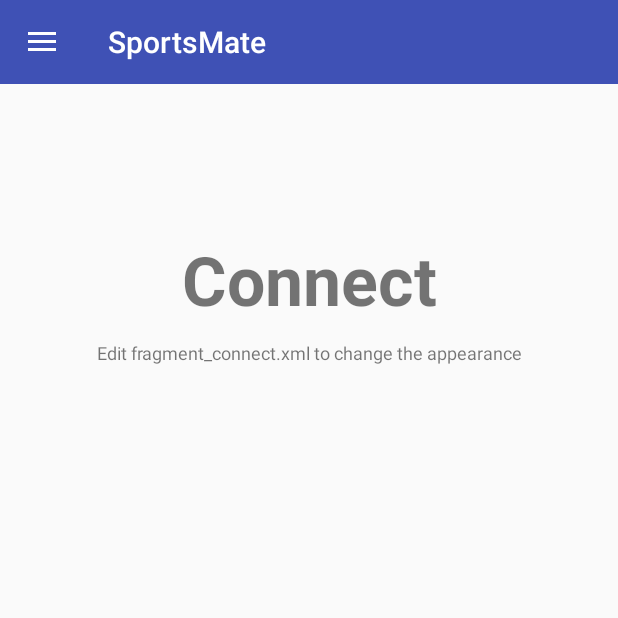
After one commit to mash-up-kr/sports-mate-android, an Android app: the fragment ConnectFragment placed in its activity, on a phone screen of 412 x 824 dp, the top half of it. The commit adds this screen. Run offline under Robolectric (Android 15) with nearby library versions, the phone set to English and light mode, and no system bars.

Commit message:
햄버거 버튼 추가

```diff
--- /dev/null
+++ b/app/src/main/java/kr/mashup/sportsmate/app/home/ConnectFragment.java
@@ -0,0 +1,27 @@
+package kr.mashup.sportsmate.app.home;
+
+import android.os.Bundle;
+import android.support.v4.app.Fragment;
+import android.view.LayoutInflater;
+import android.view.View;
+import android.view.ViewGroup;
+
+import kr.mashup.sportsmate.R;
+
+/**
+ * Created by anupamchugh on 10/12/15.
+ */
+public class ConnectFragment extends Fragment {
+
+    public ConnectFragment() {
+    }
+
+    @Override
+    public View onCreateView(LayoutInflater inflater, ViewGroup container, Bundle savedInstanceState) {
+
+        View rootView = inflater.inflate(R.layout.fragment_connect, container, false);
+
+        return rootView;
+    }
+
+}
--- /dev/null
+++ b/app/src/main/java/kr/mashup/sportsmate/app/home/DataModel.java
@@ -0,0 +1,14 @@
+package kr.mashup.sportsmate.app.home;
+
+/**
+ * Created by anupamchugh on 10/12/15.
+ */
+public class DataModel {
+
+    public String name;
+
+    // Constructor.
+    public DataModel(String name) {
+        this.name = name;
+    }
+}
--- /dev/null
+++ b/app/src/main/java/kr/mashup/sportsmate/app/home/DrawerItemCustomAdapter.java
@@ -0,0 +1,45 @@
+package kr.mashup.sportsmate.app.home;
+
+import android.app.Activity;
+import android.content.Context;
+import android.view.LayoutInflater;
+import android.view.View;
+import android.view.ViewGroup;
+import android.widget.ArrayAdapter;
+import android.widget.TextView;
+
+import kr.mashup.sportsmate.R;
+
+/**
+ * Created by anupamchugh on 10/12/15.
+ */
+public class DrawerItemCustomAdapter extends ArrayAdapter<DataModel> {
+
+    Context mContext;
+    int layoutResourceId;
+    DataModel data[] = null;
+
+    public DrawerItemCustomAdapter(Context mContext, int layoutResourceId, DataModel[] data) {
+        super(mContext, layoutResourceId, data);
+        this.layoutResourceId = layoutResourceId;
+        this.mContext = mContext;
+        this.data = data;
+    }
+
+    @Override
+    public View getView(int position, View convertView, ViewGroup parent) {
+
+        View listItem = convertView;
+
+        LayoutInflater inflater = ((Activity) mContext).getLayoutInflater();
+        listItem = inflater.inflate(layoutResourceId, parent, false);
+
+        TextView textViewName = (TextView) listItem.findViewById(R.id.textViewName);
+
+        DataModel folder = data[position];
+
+        textViewName.setText(folder.name);
+
+        return listItem;
+    }
+}
--- a/app/src/main/java/kr/mashup/sportsmate/app/home/HomeActivity.java
+++ b/app/src/main/java/kr/mashup/sportsmate/app/home/HomeActivity.java
@@ -1,23 +1,133 @@
 package kr.mashup.sportsmate.app.home;
 
+
 import android.os.Bundle;
-import android.support.annotation.Nullable;
+import android.support.v4.app.Fragment;
+import android.support.v4.app.FragmentManager;
+import android.support.v4.widget.DrawerLayout;
+import android.support.v7.app.AppCompatActivity;
+import android.support.v7.widget.Toolbar;
+import android.util.Log;
+import android.view.MenuItem;
+import android.view.View;
+import android.widget.AdapterView;
+import android.widget.ListView;
 
-import com.bigstark.cycler.CyclerActivity;
-
-import butterknife.ButterKnife;
 import kr.mashup.sportsmate.R;
 
-/**
- * Created by bigstark on 2017. 3. 4..
- */
+public class HomeActivity extends AppCompatActivity {
 
-public class HomeActivity extends CyclerActivity {
+    private String[] mNavigationDrawerItemTitles;
+    private DrawerLayout mDrawerLayout;
+    private ListView mDrawerList;
+    Toolbar toolbar;
+    private CharSequence mDrawerTitle;
+    private CharSequence mTitle;
+    android.support.v7.app.ActionBarDrawerToggle mDrawerToggle;
 
     @Override
-    protected void onCreate(@Nullable Bundle savedInstanceState) {
+    protected void onCreate(Bundle savedInstanceState) {
         super.onCreate(savedInstanceState);
         setContentView(R.layout.home_main);
-        setUnbinder(ButterKnife.bind(this));
+        mTitle = mDrawerTitle = getTitle();
+        mNavigationDrawerItemTitles= getResources().getStringArray(R.array.navigation_drawer_items_array);
+        mDrawerLayout = (DrawerLayout) findViewById(R.id.drawer_layout);
+        mDrawerList = (ListView) findViewById(R.id.left_drawer);
+
+        setupToolbar();
+
+        DataModel[] drawerItem = new DataModel[3];
+
+        drawerItem[0] = new DataModel("내가 쓴 글");
+        drawerItem[1] = new DataModel("내가 댓글 단 글");
+        drawerItem[2] = new DataModel("공지사항");
+        getSupportActionBar().setDisplayHomeAsUpEnabled(false);
+        getSupportActionBar().setHomeButtonEnabled(true);
+
+        DrawerItemCustomAdapter adapter = new DrawerItemCustomAdapter(this, R.layout.list_view_item_row, drawerItem);
+        mDrawerList.setAdapter(adapter);
+        mDrawerList.setOnItemClickListener(new DrawerItemClickListener());
+        mDrawerLayout = (DrawerLayout) findViewById(R.id.drawer_layout);
+        mDrawerLayout.setDrawerListener(mDrawerToggle);
+        setupDrawerToggle();
+
+
     }
+
+    private class DrawerItemClickListener implements ListView.OnItemClickListener {
+
+        @Override
+        public void onItemClick(AdapterView<?> parent, View view, int position, long id) {
+            selectItem(position);
+        }
+
+    }
+
+    private void selectItem(int position) {
+
+        Fragment fragment = null;
+
+        switch (position) {
+            case 0:
+                fragment = new ConnectFragment();
+                break;
+            case 1:
+                fragment = new FixturesFragment();
+                break;
+            case 2:
+                fragment = new TableFragment();
+                break;
+
+            default:
+                break;
+        }
+
+        if (fragment != null) {
+            FragmentManager fragmentManager = getSupportFragmentManager();
+            fragmentManager.beginTransaction().replace(R.id.content_frame, fragment).commit();
+
+            mDrawerList.setItemChecked(position, true);
+            mDrawerList.setSelection(position);
+            setTitle(mNavigationDrawerItemTitles[position]);
+            mDrawerLayout.closeDrawer(mDrawerList);
+
+        } else {
+            Log.e("MainActivity", "Error in creating fragment");
+        }
+    }
+
+    @Override
+    public boolean onOptionsItemSelected(MenuItem item) {
+
+        if (mDrawerToggle.onOptionsItemSelected(item)) {
+            return true;
+        }
+
+        return super.onOptionsItemSelected(item);
+    }
+
+    @Override
+    public void setTitle(CharSequence title) {
+        mTitle = title;
+        getSupportActionBar().setTitle(mTitle);
+    }
+
+    @Override
+    protected void onPostCreate(Bundle savedInstanceState) {
+        super.onPostCreate(savedInstanceState);
+        mDrawerToggle.syncState();
+    }
+
+    void setupToolbar(){
+        toolbar = (Toolbar) findViewById(R.id.toolbar);
+        setSupportActionBar(toolbar);
+        getSupportActionBar().setDisplayShowHomeEnabled(true);
+    }
+
+    void setupDrawerToggle(){
+        mDrawerToggle = new android.support.v7.app.ActionBarDrawerToggle(this,mDrawerLayout,toolbar,R.string.app_name, R.string.app_name);
+        //This is necessary to change the icon of the Drawer Toggle upon state change.
+        mDrawerToggle.syncState();
+    }
+
 }
--- /dev/null
+++ b/app/src/main/res/layout/fragment_connect.xml
@@ -0,0 +1,31 @@
+<?xml version="1.0" encoding="utf-8"?>
+<RelativeLayout xmlns:android="http://schemas.android.com/apk/res/android"
+    xmlns:tools="http://schemas.android.com/tools"
+    android:layout_width="match_parent"
+    android:layout_height="match_parent"
+    android:orientation="vertical">
+
+
+    <TextView
+        android:id="@+id/label"
+        android:layout_alignParentTop="true"
+        android:layout_marginTop="100dp"
+        android:layout_width="fill_parent"
+        android:layout_height="wrap_content"
+        android:gravity="center_horizontal"
+        android:textSize="45dp"
+        android:text="Connect"
+        android:textStyle="bold"/>
+
+    <TextView
+        android:layout_below="@id/label"
+        android:layout_centerInParent="true"
+        android:layout_width="fill_parent"
+        android:layout_height="wrap_content"
+        android:textSize="12dp"
+        android:layout_marginTop="10dp"
+        android:gravity="center_horizontal"
+        android:text="Edit fragment_connect.xml to change the appearance"
+        android:id="@+id/textView2" />
+
+</RelativeLayout>
--- a/app/src/main/res/layout/home_main.xml
+++ b/app/src/main/res/layout/home_main.xml
@@ -1,6 +1,42 @@
 <?xml version="1.0" encoding="utf-8"?>
-<LinearLayout xmlns:android="http://schemas.android.com/apk/res/android"
-    android:orientation="vertical" android:layout_width="match_parent"
-    android:layout_height="match_parent">
+<android.support.v4.widget.DrawerLayout
+    xmlns:android="http://schemas.android.com/apk/res/android"
+    android:id="@+id/drawer_layout"
+    android:layout_width="match_parent"
+    android:layout_height="match_parent" >
 
-</LinearLayout>
+
+    <LinearLayout
+        android:layout_width="match_parent"
+        android:layout_height="match_parent"
+        android:orientation="vertical">
+
+        <LinearLayout
+            android:id="@+id/container_toolbar"
+            android:layout_width="match_parent"
+            android:layout_height="wrap_content"
+            android:orientation="vertical">
+
+            <include
+                android:id="@+id/toolbar"
+                layout="@layout/toolbar" />
+        </LinearLayout>
+
+        <FrameLayout
+            android:id="@+id/content_frame"
+            android:layout_width="match_parent"
+            android:layout_height="match_parent" />
+
+    </LinearLayout>
+
+    <ListView
+        android:id="@+id/left_drawer"
+        android:layout_width="240dp"
+        android:layout_height="match_parent"
+        android:layout_gravity="start"
+        android:background="#FFFFFF"
+        android:choiceMode="singleChoice"
+        android:divider="@android:color/darker_gray"
+        android:dividerHeight="1dp" />
+
+</android.support.v4.widget.DrawerLayout>
--- /dev/null
+++ b/app/src/main/res/layout/toolbar.xml
@@ -0,0 +1,9 @@
+<android.support.v7.widget.Toolbar xmlns:android="http://schemas.android.com/apk/res/android"
+    xmlns:local="http://schemas.android.com/apk/res-auto"
+    android:id="@+id/toolbar"
+    android:layout_width="match_parent"
+    android:layout_height="wrap_content"
+    android:minHeight="?attr/actionBarSize"
+    android:background="?attr/colorPrimary"
+    local:theme="@style/ThemeOverlay.AppCompat.Dark.ActionBar"
+    local:popupTheme="@style/ThemeOverlay.AppCompat.Light" />
--- /dev/null
+++ b/app/src/main/res/values-v21/styles.xml
@@ -0,0 +1 @@
+<resources></resources>
--- a/app/src/main/res/values/strings.xml
+++ b/app/src/main/res/values/strings.xml
@@ -1,3 +1,15 @@
 <resources>
     <string name="app_name">SportsMate</string>
+    <string name="title_activity_main">MainActivity</string>
+
+    <string name="navigation_drawer_open">Open navigation drawer</string>
+    <string name="navigation_drawer_close">Close navigation drawer</string>
+
+    <string name="action_settings">Settings</string>
+
+    <string-array name="navigation_drawer_items_array">
+        <item>Connect</item>
+        <item>Fixtures</item>
+        <item>Table</item>
+    </string-array>
 </resources>
--- a/app/src/main/res/values/styles.xml
+++ b/app/src/main/res/values/styles.xml
@@ -1,11 +1,15 @@
 <resources>
 
     <!-- Base application theme. -->
-    <style name="AppTheme" parent="Theme.AppCompat.Light.DarkActionBar">
+    <style name="AppTheme" parent="Theme.AppCompat.Light.NoActionBar">
         <!-- Customize your theme here. -->
         <item name="colorPrimary">@color/colorPrimary</item>
         <item name="colorPrimaryDark">@color/colorPrimaryDark</item>
         <item name="colorAccent">@color/colorAccent</item>
     </style>
 
+    <style name="AppTheme.AppBarOverlay" parent="AppTheme" />
+
+    <style name="AppTheme.PopupOverlay" parent="AppTheme" />
+
 </resources>
```
Also changed, not shown: app/src/main/java/kr/mashup/sportsmate/app/home/FixturesFragment.java (added, +27 -0 lines), app/src/main/java/kr/mashup/sportsmate/app/home/TableFragment.java (added, +27 -0 lines), app/src/main/res/layout/fragment_fixtures.xml (added, +33 -0 lines), app/src/main/res/layout/fragment_table.xml (added, +33 -0 lines), app/src/main/res/layout/list_view_item_row.xml (added, +20 -0 lines), app/src/main/res/layout/tv_top.xml (added, +29 -0 lines), app/src/main/res/menu/activity_main_drawer.xml (added, +36 -0 lines), app/src/main/res/menu/main.xml (added, +9 -0 lines), app/src/main/res/values/drawables.xml (added, +8 -0 lines).
